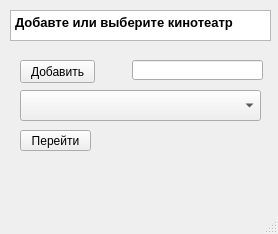
This is project/chain.ui in AnastasiaPotapova/Cinematic as Qt 5 draws it before an edit. The edited form follows.
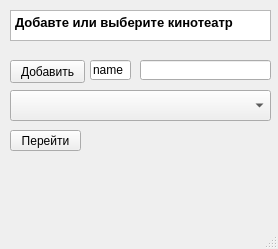
This is the edited form.

What changed in the file:
```diff
--- a/project/chain.ui
+++ b/project/chain.ui
@@ -7,7 +7,7 @@
     <x>0</x>
     <y>0</y>
     <width>278</width>
-    <height>234</height>
+    <height>249</height>
    </rect>
   </property>
   <property name="windowTitle">
@@ -17,9 +17,9 @@
    <widget class="QComboBox" name="boxcinema">
     <property name="geometry">
      <rect>
-      <x>20</x>
+      <x>10</x>
       <y>90</y>
-      <width>241</width>
+      <width>261</width>
       <height>31</height>
      </rect>
     </property>
@@ -44,7 +44,7 @@
    <widget class="QLineEdit" name="name_cinema">
     <property name="geometry">
      <rect>
-      <x>132</x>
+      <x>140</x>
       <y>60</y>
       <width>131</width>
       <height>20</height>
@@ -54,7 +54,7 @@
    <widget class="QPushButton" name="btnadd_cinema">
     <property name="geometry">
      <rect>
-      <x>20</x>
+      <x>10</x>
       <y>60</y>
       <width>75</width>
       <height>23</height>
@@ -67,7 +67,7 @@
    <widget class="QPushButton" name="go_over">
     <property name="geometry">
      <rect>
-      <x>20</x>
+      <x>10</x>
       <y>130</y>
       <width>71</width>
       <height>21</height>
@@ -77,6 +77,19 @@
      <string>Перейти</string>
     </property>
    </widget>
+   <widget class="QLineEdit" name="name_cinema_8">
+    <property name="geometry">
+     <rect>
+      <x>90</x>
+      <y>60</y>
+      <width>41</width>
+      <height>20</height>
+     </rect>
+    </property>
+    <property name="text">
+     <string>name</string>
+    </property>
+   </widget>
   </widget>
   <widget class="QMenuBar" name="menubar">
    <property name="geometry">
```
Left out of the diff: 4 changed lines with no effect on the pictures.
